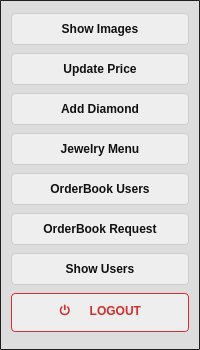
This is adminmenubuttons.ui in MegaMineDSS/LuxeMine as Qt 5 draws it before an edit. The edited form follows.
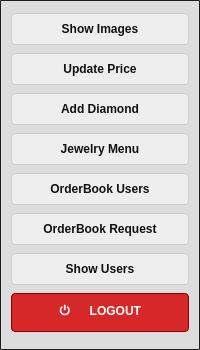
This is the edited form.

Diff of the .ui file:
```diff
--- a/adminmenubuttons.ui
+++ b/adminmenubuttons.ui
@@ -351,15 +351,15 @@
      </property>
      <property name="styleSheet">
       <string notr="true">QPushButton {
-    background-color: #EEEEEE;
-    color: #D32F2F;
+    background-color: #D62828;       /* Deep red */
+    color: #FFFFFF;
     font-size: 12px;
     font-weight: bold;
     border-radius: 4px;
-    padding: 8px 20px;
-    min-width: 80px;
+    padding: 8px 22px;
+    min-width: 100px;
     text-align: center;
-    border: 1px solid #D32F2F;
+    border: 1px solid #8B0000;       /* Dark border for definition */
 }
 
 QPushButton:hover {
@@ -367,8 +367,14 @@
 }
 
 QPushButton:pressed {
-    background-color: #FFEBEE;
-    border: 1px solid #B71C1C;
+    background-color: #7F1D1D;       /* Very dark red on press */
+    border: 1px solid #4A0E0E;
+}
+
+QPushButton:disabled {
+    background-color: #E0E0E0;
+    color: #9E9E9E;
+    border: 1px solid #BDBDBD;
 }
 </string>
      </property>
```
Left out of the diff: 3 changed lines with no effect on the pictures.
